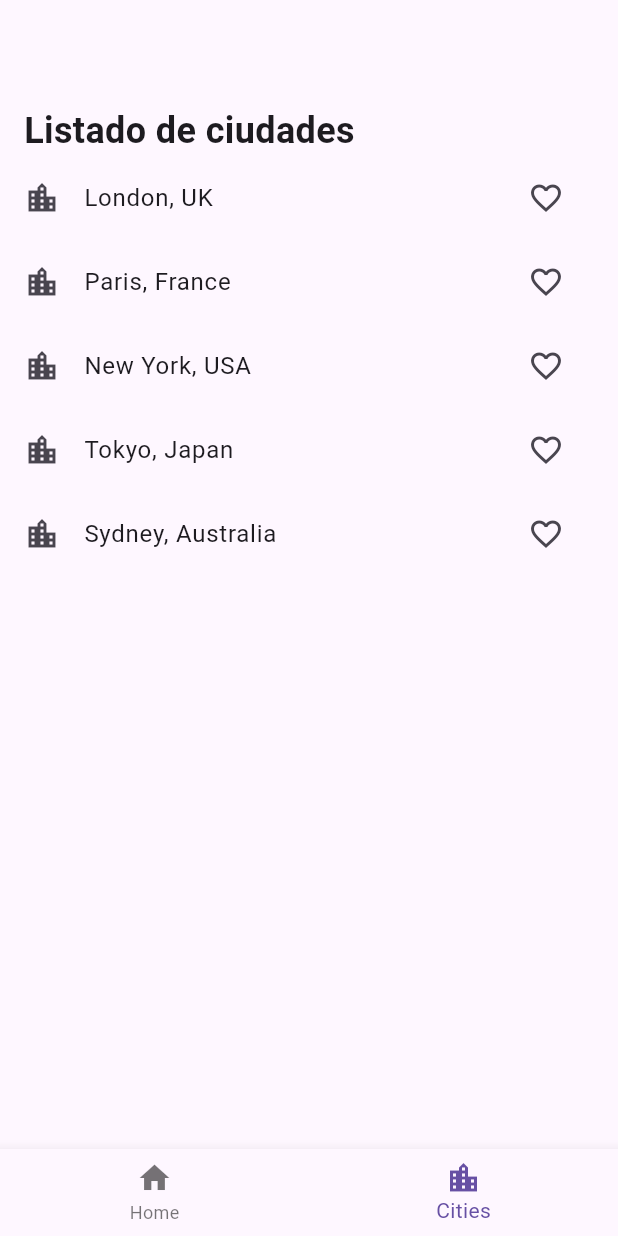
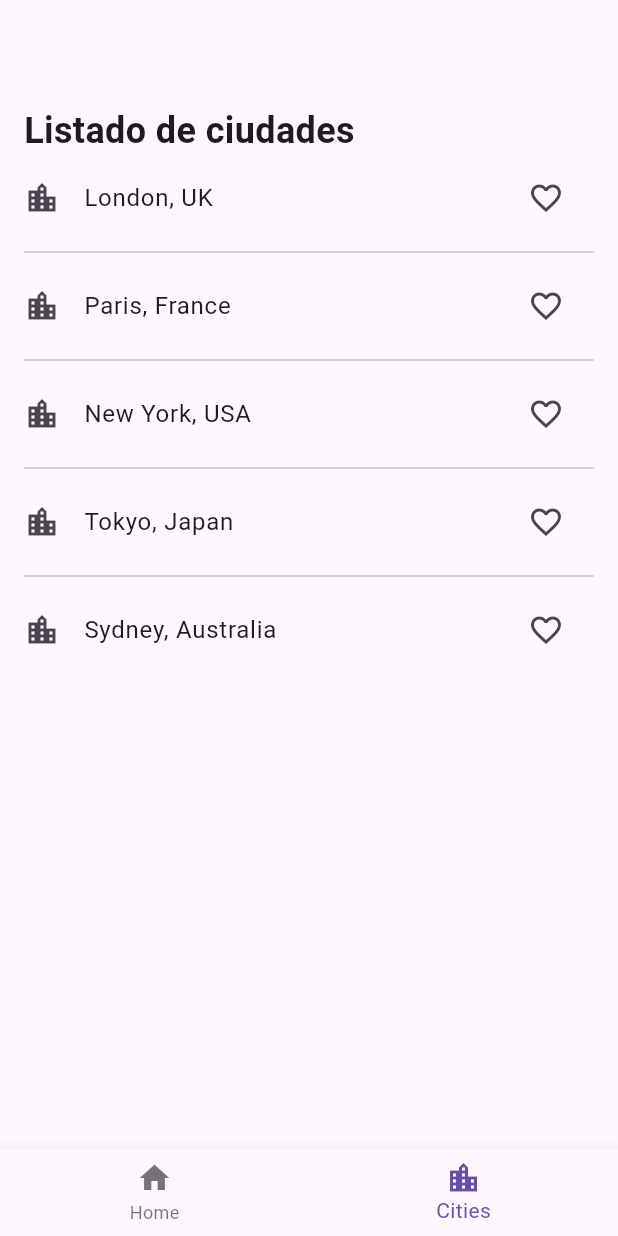
Before and after one commit to jortega2405/bnka_test, a Flutter app: the screen it shows after launch, item 2 of the bottom bar chosen, on a phone screen of 412 x 824 dp. Run offline on Flutter 3.47's test engine with Material 3 defaults, Android fonts, the light colour scheme and no system bars; our stand-ins replace flutter_bloc, freezed_annotation, get_it.

Commit message:
adding divider for list

```diff
--- a/lib/base/presentation/views/city_list_view.dart
+++ b/lib/base/presentation/views/city_list_view.dart
@@ -33,11 +33,15 @@ class CityListView extends StatelessWidget {
             ),
           ),
           Expanded(
-            child: ListView.builder(
+            child: ListView.separated(
               itemCount: cities.length,
               itemBuilder: (context, index) => CityTile(
                 city: cities[index],
                 onFavorite: () => _handleFavorite(context, cities[index]),
+              ),
+              separatorBuilder: (context, index) => const Padding(
+                padding: EdgeInsets.symmetric(horizontal: 16),
+                child: Divider(),
               ),
             ),
           ),
```
Also changed, not shown: lib/base/presentation/views/home_view.dart (+10 -7 lines).
